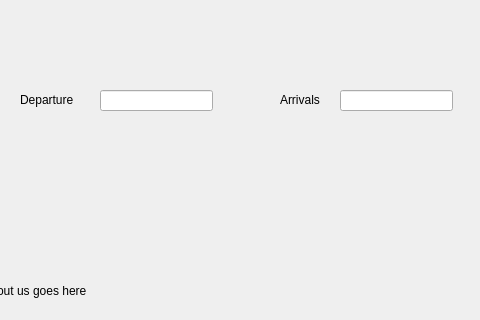
Aayam73/Bus-Management-System, file homewindow.ui: the form before one commit; both pictures show x 100 to 580 and y 0 to 320 of the 673 by 407 pixel window.
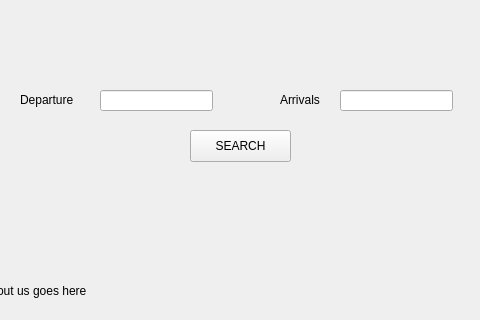
The form after the commit.

What changed in the file:
```diff
--- a/homewindow.ui
+++ b/homewindow.ui
@@ -100,6 +100,19 @@
     <string>The info about us goes here</string>
    </property>
   </widget>
+  <widget class="QPushButton" name="btnSearch">
+   <property name="geometry">
+    <rect>
+     <x>290</x>
+     <y>130</y>
+     <width>101</width>
+     <height>32</height>
+    </rect>
+   </property>
+   <property name="text">
+    <string>SEARCH</string>
+   </property>
+  </widget>
  </widget>
  <resources/>
  <connections/>
```
